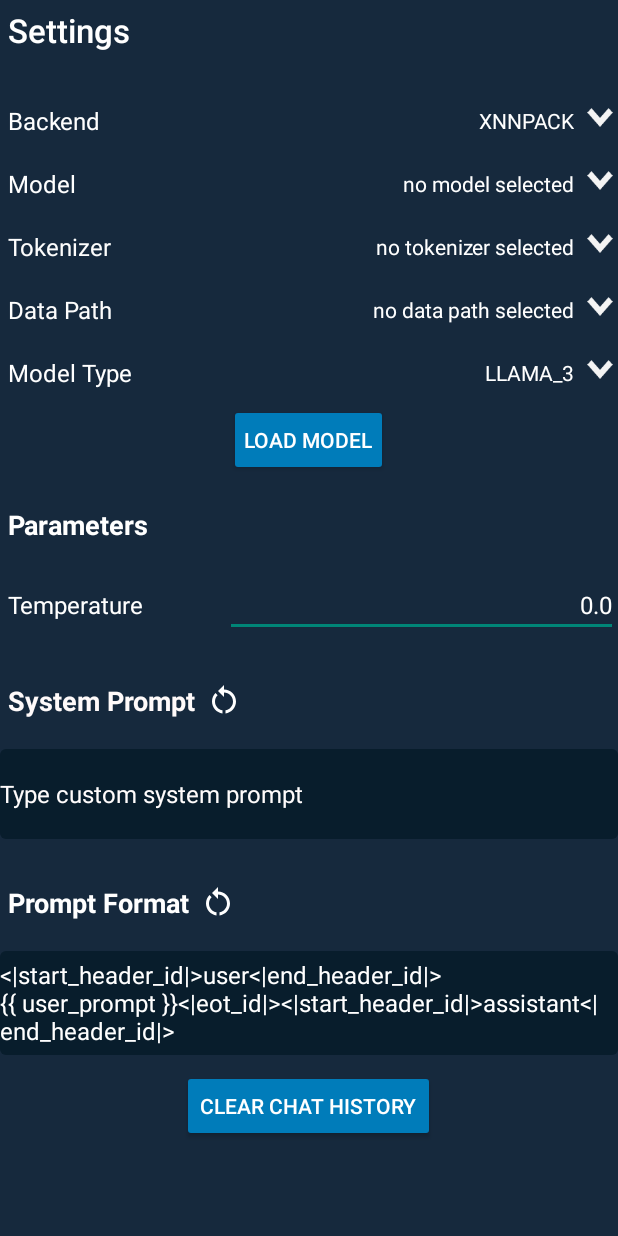
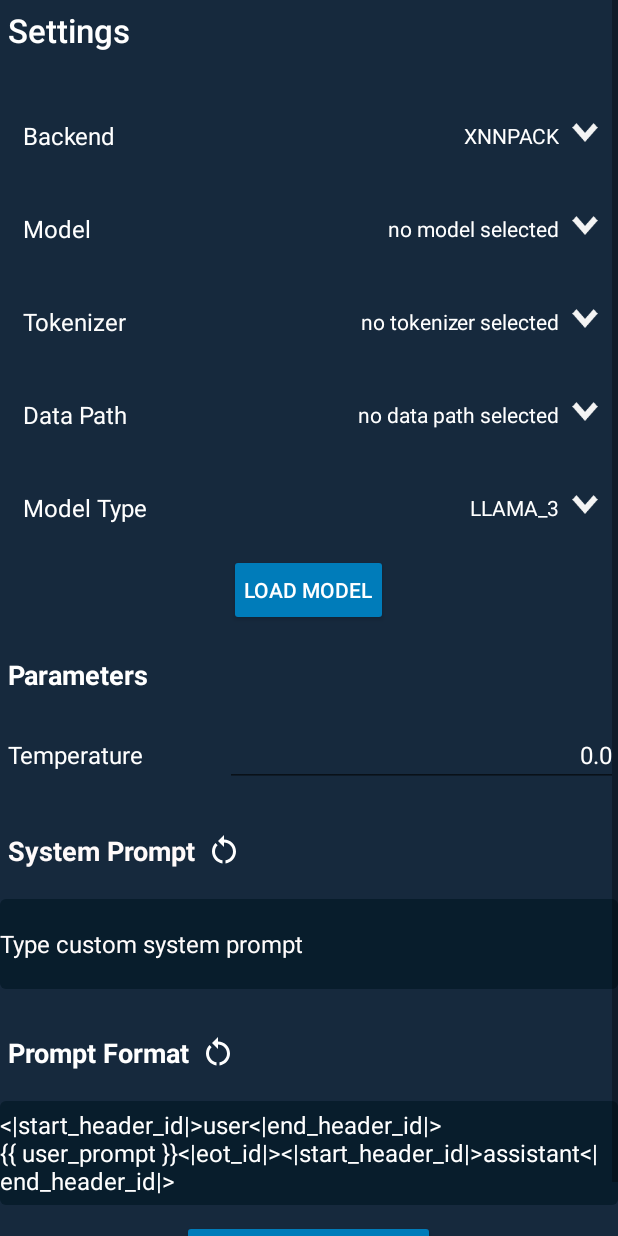
Before and after one commit to sohaaammmm/AdSo-AI, an Android app: the SettingsActivity screen opened directly, with no data from a screen before it, on a phone screen of 412 x 824 dp. Run offline under Robolectric (Android 15) with nearby library versions, the phone set to English and light mode, and no system bars.

Commit message:
Make android demo app responsive and improve some ux (#116)

```diff
--- a/app/build.gradle.kts
+++ b/app/build.gradle.kts
@@ -63,7 +63,14 @@ dependencies {
   if (useLocalAar == true) {
     implementation(files("libs/executorch.aar"))
   } else {
-    implementation("org.pytorch:executorch-android:1.0.0")
+    implementation("org.pytorch:executorch-android:1.0.1")
+    // https://mvnrepository.com/artifact/org.pytorch/executorch-android-qnn
+    // Uncomment this to enable QNN
+    // implementation("org.pytorch:executorch-android-qnn:1.0.1")
+
+    // https://mvnrepository.com/artifact/org.pytorch/executorch-android-vulkan
+    // uncomment to enable vulkan
+    // implementation("org.pytorch:executorch-android-vulkan:1.0.1")
   }
   implementation("com.google.android.material:material:1.12.0")
   implementation("androidx.activity:activity:1.9.0")
--- a/app/src/main/java/com/example/executorchllamademo/MainActivity.java
+++ b/app/src/main/java/com/example/executorchllamademo/MainActivity.java
@@ -775,9 +775,17 @@ public class MainActivity extends AppCompatActivity implements Runnable, LlmCall
           }
           addSelectedImagesToChatThread(mSelectedImageUri);
           String rawPrompt = mEditTextMessage.getText().toString();
-          String finalPrompt =
-              (shouldAddSystemPrompt ? mCurrentSettingsFields.getFormattedSystemPrompt() : "")
-                  + mCurrentSettingsFields.getFormattedUserPrompt(rawPrompt, mThinkMode);
+          String finalPrompt;
+          // For LLaVA, the first turn uses a special template since the preset prompt
+          // already ends with "USER: "
+          if (mCurrentSettingsFields.getModelType() == ModelType.LLAVA_1_5 && shouldAddSystemPrompt) {
+            finalPrompt = PromptFormat.getLlavaFirstTurnUserPrompt()
+                .replace(PromptFormat.USER_PLACEHOLDER, rawPrompt);
+          } else {
+            finalPrompt =
+                (shouldAddSystemPrompt ? mCurrentSettingsFields.getFormattedSystemPrompt() : "")
+                    + mCurrentSettingsFields.getFormattedUserPrompt(rawPrompt, mThinkMode);
+          }
           shouldAddSystemPrompt = false;
           // We store raw prompt into message adapter, because we don't want to show the extra
           // tokens from system prompt
--- a/app/src/main/java/com/example/executorchllamademo/PromptFormat.java
+++ b/app/src/main/java/com/example/executorchllamademo/PromptFormat.java
@@ -47,7 +47,7 @@ public class PromptFormat {
             + "<|im_start|>assistant\n"
             + THINKING_MODE_PLACEHOLDER;
       case LLAVA_1_5:
-        return "User: " + USER_PLACEHOLDER;
+        return " USER: " + USER_PLACEHOLDER + " ASSISTANT:";
       default:
         return USER_PLACEHOLDER;
     }
@@ -101,6 +101,9 @@ public class PromptFormat {
         + " gives helpful, detailed, and polite answers to the human's questions. USER: ";
   }
 
+  public static String getLlavaFirstTurnUserPrompt() {
+    return USER_PLACEHOLDER + " ASSISTANT:";
+  }
   public static String getFormattedLlamaGuardPrompt(String userPrompt) {
     return getUserPromptTemplate(ModelType.LLAMA_GUARD_3)
         .replace(
--- a/app/src/main/java/com/example/executorchllamademo/SettingsActivity.java
+++ b/app/src/main/java/com/example/executorchllamademo/SettingsActivity.java
@@ -93,22 +93,51 @@ public class SettingsActivity extends AppCompatActivity {
         view -> {
           setupBackendSelectorDialog();
         });
+    requireViewById(R.id.backendLayout)
+        .setOnClickListener(
+            view -> {
+              setupBackendSelectorDialog();
+            });
+
     modelImageButton.setOnClickListener(
         view -> {
           setupModelSelectorDialog();
         });
+    requireViewById(R.id.modelLayout)
+        .setOnClickListener(
+            view -> {
+              setupModelSelectorDialog();
+            });
+
     tokenizerImageButton.setOnClickListener(
         view -> {
           setupTokenizerSelectorDialog();
         });
+    requireViewById(R.id.tokenizerLayout)
+        .setOnClickListener(
+            view -> {
+              setupTokenizerSelectorDialog();
+            });
+
     dataPathImageButton.setOnClickListener(
         view -> {
           setupDataPathSelectorDialog();
         });
+    requireViewById(R.id.dataPathLayout)
+        .setOnClickListener(
+            view -> {
+              setupDataPathSelectorDialog();
+            });
+
     modelTypeImageButton.setOnClickListener(
         view -> {
           setupModelTypeSelectorDialog();
         });
+    requireViewById(R.id.modelTypeLayout)
+        .setOnClickListener(
+            view -> {
+              setupModelTypeSelectorDialog();
+            });
     mModelFilePath = mSettingsFields.getModelFilePath();
     if (!mModelFilePath.isEmpty()) {
       mModelTextView.setText(getFilenameFromPath(mModelFilePath));
@@ -357,14 +386,13 @@ public class SettingsActivity extends AppCompatActivity {
   }
 
   private void setupDataPathSelectorDialog() {
-    String[] dataPathFiles = listLocalFile("/data/local/tmp/llama/", new String[] {".ptd"});
+    String[] dataPathFiles =
+        listLocalFile("/data/local/tmp/llama/", new String[] {".ptd"});
     AlertDialog.Builder dataPathBuilder = new AlertDialog.Builder(this);
     dataPathBuilder.setTitle("Select data path");
 
     String[] dataPathOptions = new String[dataPathFiles.length + 1];
-    for (int i = 0; i < dataPathFiles.length; i++) {
-      dataPathOptions[i] = dataPathFiles[i];
-    }
+    System.arraycopy(dataPathFiles, 0, dataPathOptions, 0, dataPathFiles.length);
     dataPathOptions[dataPathOptions.length - 1] = "(unused)";
 
     dataPathBuilder.setSingleChoiceItems(
@@ -393,7 +421,7 @@ public class SettingsActivity extends AppCompatActivity {
     File directory = new File(path);
     if (directory.exists() && directory.isDirectory()) {
       File[] files = directory.listFiles((dir, name) -> (fileHasExtension(name, suffix)));
-      String[] result = new String[files.length];
+        String[] result = new String[files.length];
       for (int i = 0; i < files.length; i++) {
         if (files[i].isFile() && fileHasExtension(files[i].getName(), suffix)) {
           result[i] = files[i].getAbsolutePath();
--- a/app/src/main/res/layout/activity_settings.xml
+++ b/app/src/main/res/layout/activity_settings.xml
@@ -7,13 +7,17 @@
     android:layout_height="match_parent"
     tools:context=".SettingsActivity">
 
+    <ScrollView
+        android:layout_width="match_parent"
+        android:layout_height="match_parent"
+        app:layout_constraintTop_toTopOf="parent"
+        tools:layout_editor_absoluteX="1dp">
+
         <LinearLayout
             android:layout_width="match_parent"
-        android:layout_height="match_parent"
+            android:layout_height="wrap_content"
             android:background="#16293D"
-        android:orientation="vertical"
-        app:layout_constraintTop_toTopOf="parent"
-        tools:layout_editor_absoluteX="1dp">
+            android:orientation="vertical">
 
             <TextView
                 android:id="@+id/textView"
@@ -32,7 +36,11 @@
             android:layout_width="match_parent"
             android:layout_height="wrap_content"
             android:layout_marginTop="40dp"
-            android:orientation="horizontal">
+            android:background="?attr/selectableItemBackground"
+            android:clickable="true"
+            android:focusable="true"
+            android:orientation="horizontal"
+            android:padding="10dp">
 
             <TextView
                 android:id="@+id/backendLabel"
@@ -71,7 +79,11 @@
             android:layout_width="match_parent"
             android:layout_height="wrap_content"
             android:layout_marginTop="20dp"
-            android:orientation="horizontal">
+            android:background="?attr/selectableItemBackground"
+            android:clickable="true"
+            android:focusable="true"
+            android:orientation="horizontal"
+            android:padding="10dp">
 
             <TextView
                 android:id="@+id/modelLabel"
@@ -110,7 +122,11 @@
             android:layout_width="match_parent"
             android:layout_height="wrap_content"
             android:layout_marginTop="20dp"
-            android:orientation="horizontal">
+            android:background="?attr/selectableItemBackground"
+            android:clickable="true"
+            android:focusable="true"
+            android:orientation="horizontal"
+            android:padding="10dp">
 
             <TextView
                 android:id="@+id/tokenizerLabel"
@@ -148,7 +164,11 @@
             android:layout_width="match_parent"
             android:layout_height="wrap_content"
             android:layout_marginTop="20dp"
-            android:orientation="horizontal">
+            android:background="?attr/selectableItemBackground"
+            android:clickable="true"
+            android:focusable="true"
+            android:orientation="horizontal"
+            android:padding="10dp">
 
             <TextView
                 android:id="@+id/dataPathLabel"
@@ -186,7 +206,11 @@
             android:layout_width="match_parent"
             android:layout_height="wrap_content"
             android:layout_marginTop="20dp"
-            android:orientation="horizontal">
+            android:background="?attr/selectableItemBackground"
+            android:clickable="true"
+            android:focusable="true"
+            android:orientation="horizontal"
+            android:padding="10dp">
 
             <TextView
                 android:id="@+id/modelTypeLabel"
@@ -371,6 +395,5 @@
             android:theme="@style/DefaultButton" />
 
         </LinearLayout>
-
-
+    </ScrollView>
 </androidx.constraintlayout.widget.ConstraintLayout>
```
Lines whose indentation alone changed are shown as unchanged.
